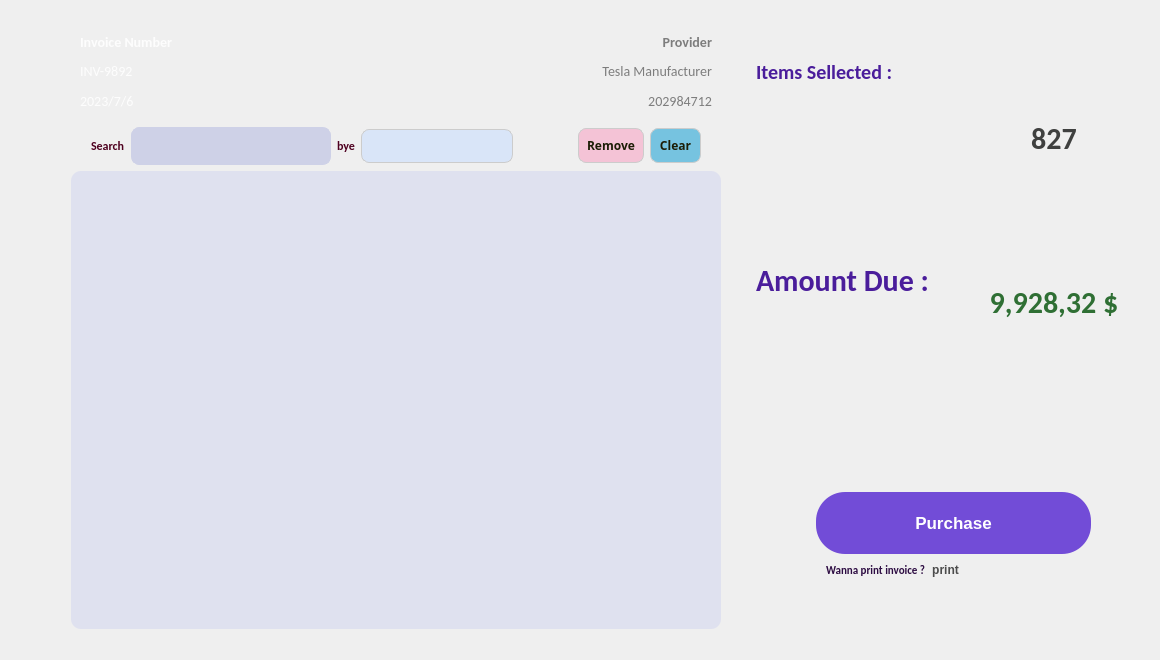
Old version of the form InventoryManagement/invoice_widget.ui in the repository ImRanjbar/Inventory-Management.
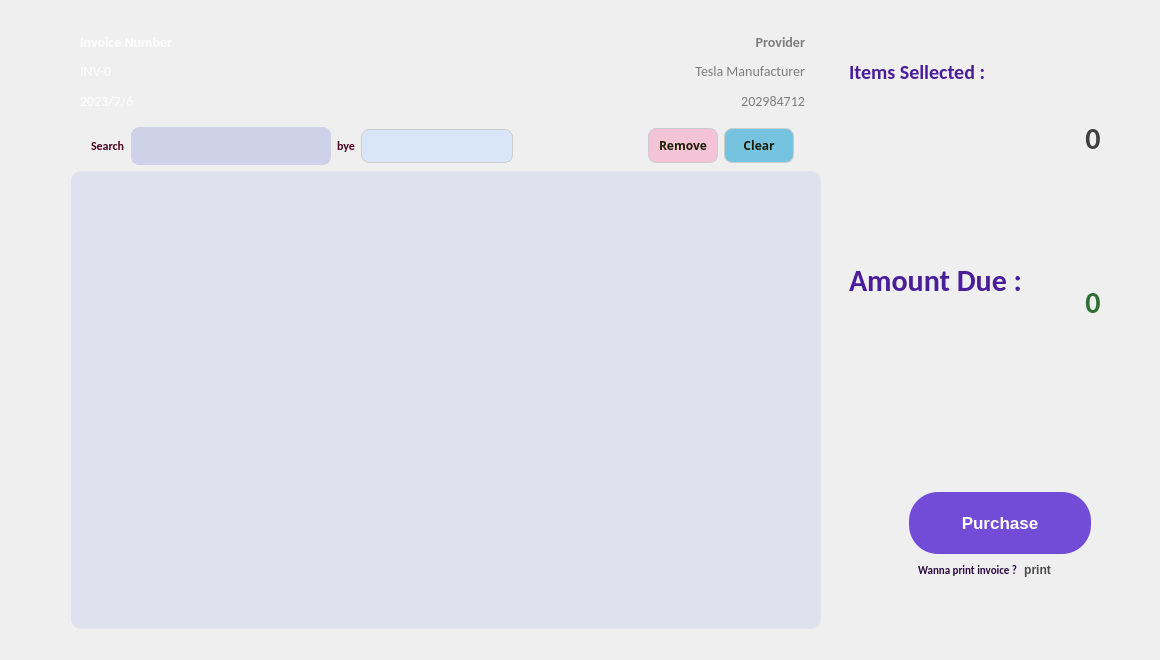
New version of the form. Icons and pictures are not drawn.

Commit message: Implemented the add_to_invoice dialog fror purchase_widget

Patch:
```diff
--- a/InventoryManagement/invoice_widget.ui
+++ b/InventoryManagement/invoice_widget.ui
@@ -68,6 +68,9 @@
          <property name="styleSheet">
           <string notr="true">QWidget#invoiceDetailWidget {
 	background-image : url(:/Images/invoiceDetailsWidget.png);
+	background-position: center;
+	background-repeat: no-repeat;
+	background-color: transparent;
 	border-radius: 20px;
 }</string>
          </property>
@@ -98,7 +101,7 @@
 text-transform: none;</string>
               </property>
               <property name="text">
-               <string>INV-9892</string>
+               <string>INV-0</string>
               </property>
              </widget>
             </item>
@@ -321,6 +324,12 @@
          </item>
          <item>
           <widget class="QPushButton" name="PB_remove">
+           <property name="minimumSize">
+            <size>
+             <width>70</width>
+             <height>0</height>
+            </size>
+           </property>
            <property name="styleSheet">
             <string notr="true">QPushButton {
     background-color: #f4c3d6;
@@ -347,6 +356,12 @@
          </item>
          <item>
           <widget class="QPushButton" name="PB_clear">
+           <property name="minimumSize">
+            <size>
+             <width>70</width>
+             <height>0</height>
+            </size>
+           </property>
            <property name="styleSheet">
             <string notr="true">QPushButton {
     background-color: #76c3e0;
@@ -377,13 +392,13 @@
         <widget class="QTableView" name="TV_items">
          <property name="minimumSize">
           <size>
-           <width>650</width>
+           <width>750</width>
            <height>0</height>
           </size>
          </property>
          <property name="maximumSize">
           <size>
-           <width>650</width>
+           <width>750</width>
            <height>16777215</height>
           </size>
          </property>
@@ -410,7 +425,7 @@
       <widget class="QWidget" name="rightInvoiceWidget" native="true">
        <property name="minimumSize">
         <size>
-         <width>380</width>
+         <width>320</width>
          <height>0</height>
         </size>
        </property>
@@ -454,7 +469,7 @@
 text-transform: none;</string>
               </property>
               <property name="text">
-               <string>827</string>
+               <string>0</string>
               </property>
               <property name="alignment">
                <set>Qt::AlignCenter</set>
@@ -488,7 +503,7 @@
 text-transform: none;</string>
               </property>
               <property name="text">
-               <string>9,928,32 $</string>
+               <string>0</string>
               </property>
               <property name="alignment">
                <set>Qt::AlignCenter</set>
```
The commit also changes 28 other files.
